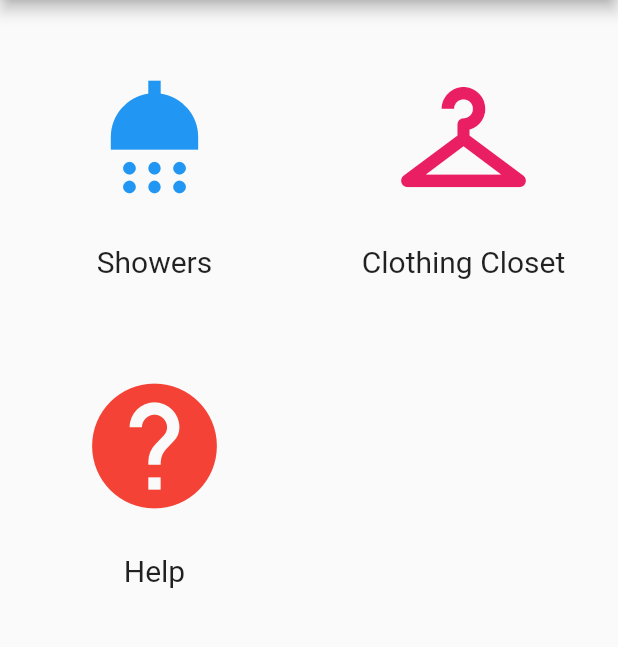
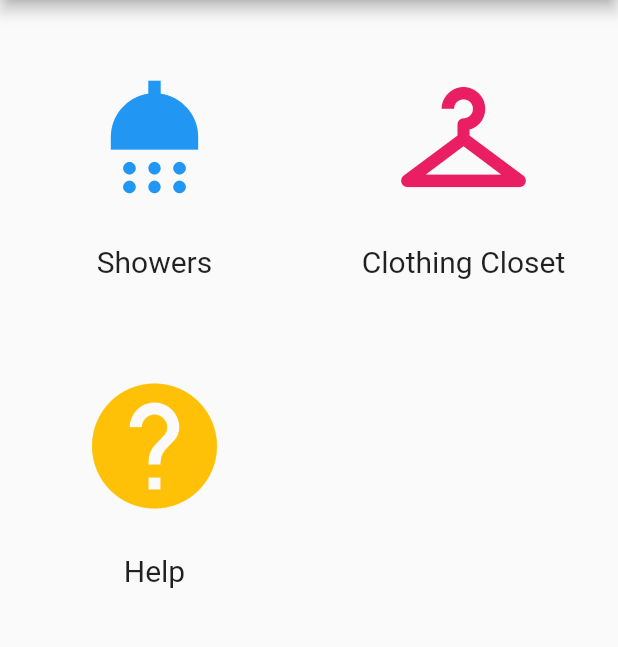
Before and after one commit to elizabethrlemar/AndreHouse, a Flutter app: the screen it shows after launch, after a tap on "Login", on a phone screen of 412 x 824 dp, the part 84-731 px from its top. Run offline on Flutter 3.47's test engine with Material 2 defaults, Android fonts, the phone set to English and light mode, and no system bars.

Commit message:
Changed color of help button and took off the png file from the login page

```diff
--- a/lib/GuestPages/guest_homepage.dart
+++ b/lib/GuestPages/guest_homepage.dart
@@ -86,7 +86,7 @@ class _MyHomePageState extends State<MyHomePage> {
                             child: IconButton(
                               icon: Icon(Icons.help),
                               iconSize: 100,
-                              color: Colors.red,
+                              color: Colors.amber,
                               onPressed: (){
                                 Navigator.push(
                                   context,
--- a/lib/login_page.dart
+++ b/lib/login_page.dart
@@ -56,18 +56,7 @@ class HomeScreenState extends State<HomeScreen> {
                 child: Column(
                   mainAxisAlignment: MainAxisAlignment.spaceEvenly,
                   children: <Widget>[
-                    Material(
-                        elevation: 10.0,
-                        borderRadius:
-                        const BorderRadius.all(Radius.circular(50.0)),
-                        child: Padding(
-                          padding: const EdgeInsets.all(8.0),
-                          child: Image.asset(
-                            "app_icon_1024.png",
-                            width: 80,
-                            height: 80,
-                          ),
-                        )),
+                    Text("Andre House", style: TextStyle(fontWeight: FontWeight.bold, fontSize: 40, color: Colors.white),),
                     Form(
                       child: InputField(
                         //Calling inputField  class
```
